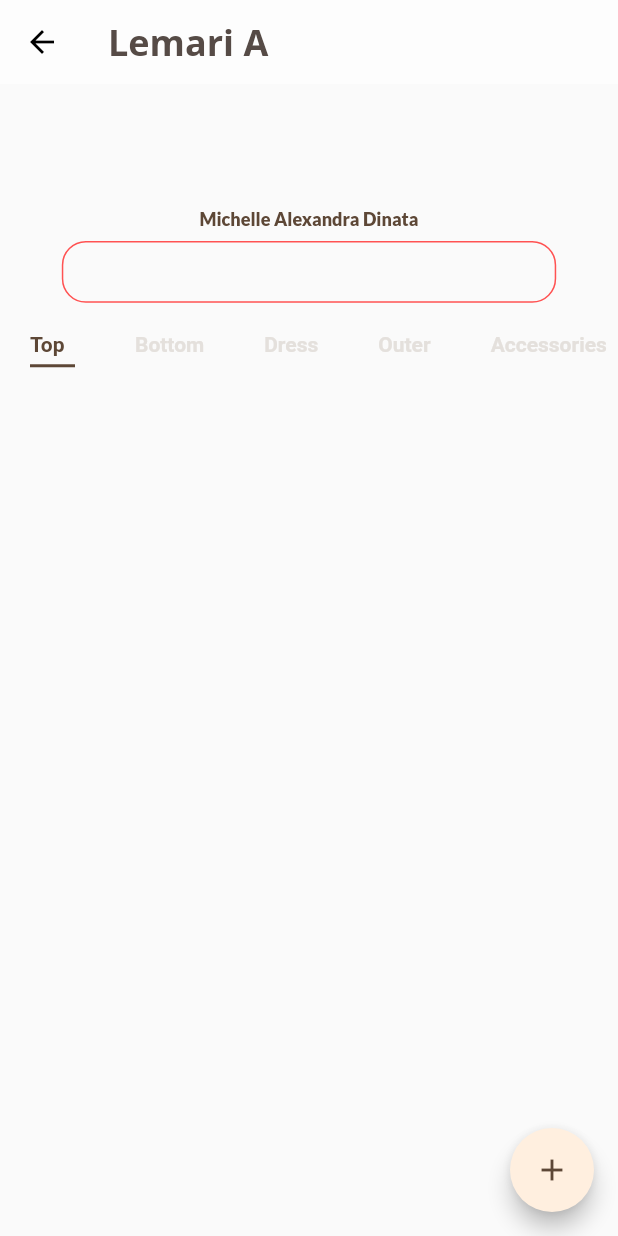
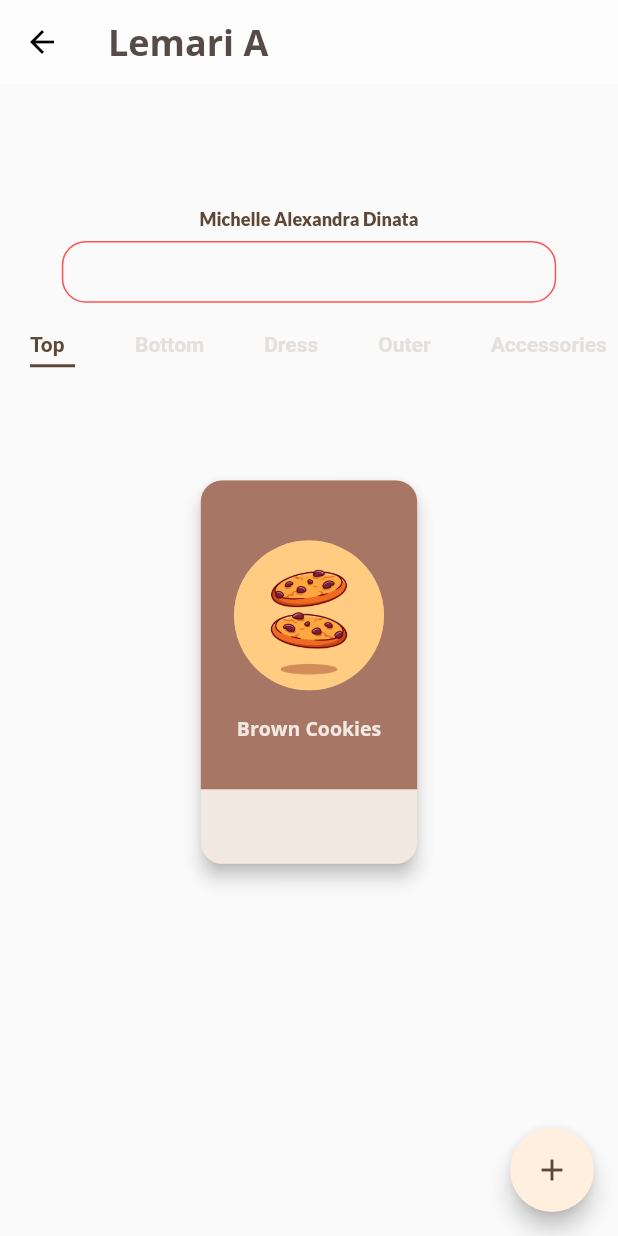
Before and after one commit to michellealexandra/lemari2, a Flutter app: the IsiLemari screen opened by its route, on a phone screen of 412 x 824 dp. Run offline on Flutter 3.47's test engine with Material 2 defaults, Android fonts, the light colour scheme and no system bars; our stand-ins replace font_awesome_flutter, google_fonts.

Commit message:
detail page sdkt dan card clothes

```diff
--- a/lib/main.dart
+++ b/lib/main.dart
@@ -33,6 +33,7 @@ class MyApp extends StatelessWidget {
         Dashboard2.routeName: (context) => Dashboard2(),
         MainMenu.routeName: (context) => MainMenu(),
         IsiLemari.routeName: (context) => IsiLemari(),
+        DetailClothes.routeName: (context) => DetailClothes(),
         // MainMenu.routeName:(context) => MainMenu(),
         // Register.routeName:(context) => Register(),
         // 'menu':(context)=> Menu(),
--- /dev/null
+++ b/lib/ui/card_clothes.dart
@@ -0,0 +1,65 @@
+part of 'pages.dart';
+
+class CardClothes extends StatelessWidget {
+  @override
+  Widget build(BuildContext context) {
+    return GestureDetector(
+      onTap: () {
+        //tombol back hilang pushReplacementNamed, klo push named ada back button
+        Navigator.pushNamed(context, DetailClothes.routeName);
+      },
+      child: Card(
+        elevation: 5,
+        color: Color(0xffEDD3B9),
+        shape: RoundedRectangleBorder(borderRadius: BorderRadius.circular(14)),
+        margin: EdgeInsets.only(
+          top: MediaQuery.of(context).size.width * 0.05,
+          bottom: MediaQuery.of(context).size.width * 0.08,
+        ),
+        child: Column(
+          children: <Widget>[
+            Container(
+              width: MediaQuery.of(context).size.width * 0.35,
+              height: MediaQuery.of(context).size.height * 0.25,
+              decoration: BoxDecoration(
+                  color: Color(0xffA77665),
+                  borderRadius:
+                      BorderRadius.vertical(top: Radius.circular(14.0))),
+              child: Column(
+                mainAxisAlignment: MainAxisAlignment.center,
+                children: [
+                  SizedBox(height: MediaQuery.of(context).size.height * 0.01),
+                  CircleAvatar(
+                    radius: 50,
+                    backgroundImage: AssetImage("assets/images/dummy.jpg"),
+                  ),
+                  SizedBox(height: MediaQuery.of(context).size.height * 0.02),
+                  Text(
+                    "Brown Cookies",
+                    style: TextStyle(
+                        fontSize: 13,
+                        fontFamily: GoogleFonts.openSans().fontFamily,
+                        fontWeight: FontWeight.w700,
+                        color: Color(0xffF0E8E1)),
+                    textAlign: TextAlign.center,
+                  )
+                ],
+              ),
+            ),
+            Container(
+              width: MediaQuery.of(context).size.width * 0.35,
+              height: MediaQuery.of(context).size.height * 0.06,
+              decoration: BoxDecoration(
+                  color: Color(0xffF0E8E1),
+                  borderRadius:
+                      BorderRadius.vertical(bottom: Radius.circular(14.0))),
+              child: Column(
+                  //logo"nya
+                  ),
+            ),
+          ],
+        ),
+      ),
+    );
+  }
+}
--- a/lib/ui/isi_lemari.dart
+++ b/lib/ui/isi_lemari.dart
@@ -70,6 +70,7 @@ class _IsiLemariState extends State<IsiLemari> {
                 SizedBox(
                   height: size.height * 0.04,
                 ),
+              CardClothes()
               ],
             ),
           ),
--- a/lib/ui/pages.dart
+++ b/lib/ui/pages.dart
@@ -10,3 +10,5 @@ part 'lemari.dart';
 part 'profile.dart';
 part 'menu.dart';
 part 'isi_lemari.dart';
+part 'card_clothes.dart';
+part 'detail_clothes.dart';
```
Also changed, not shown: lib/models/Product.dart (added, +71 -0 lines), lib/ui/detail_clothes.dart (added, +121 -0 lines).
